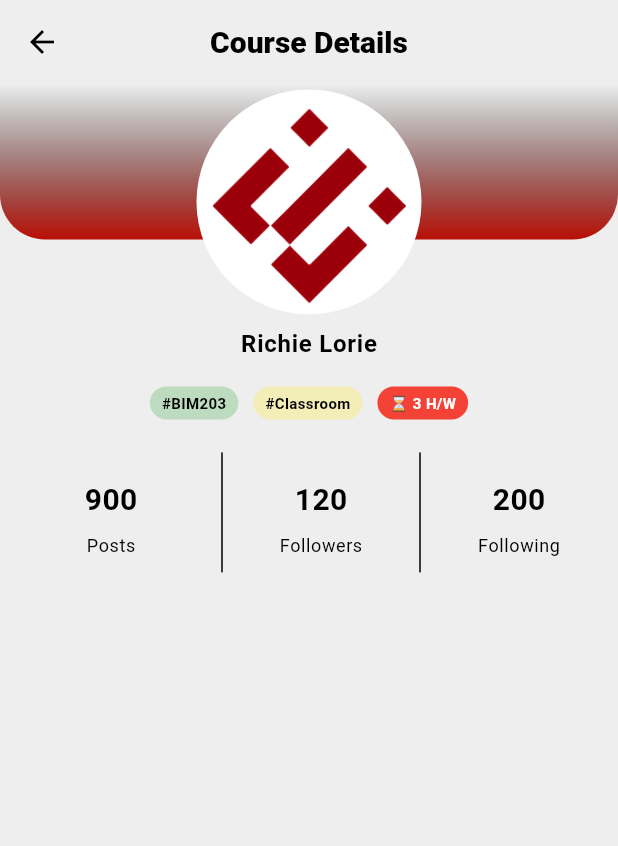
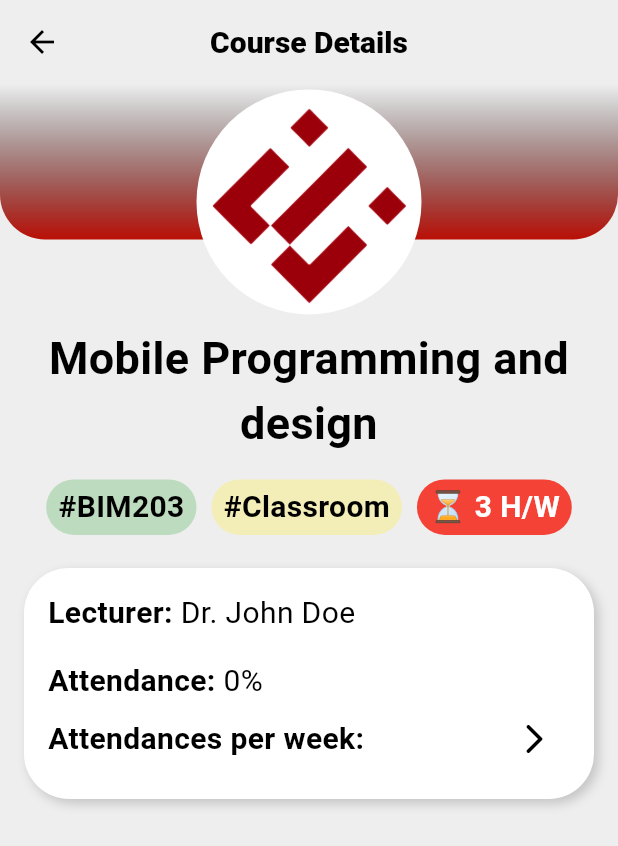
Before and after one commit to RadwanH/estu_attendance_app, a Flutter app: the CourseDetailsScreen screen opened directly, on a phone screen of 412 x 824 dp. Shown: the top 846 px of the screen. Run offline on Flutter 3.47's test engine with Material 3 defaults, Android fonts, the phone set to English and light mode, and no system bars; our stand-ins replace bloc, cloud_firestore, equatable, firebase_auth, firebase_core, flutter_bloc and 1 more; accounts and stored records are empty; statements that could not run were skipped.

Commit message:
finish designing course screen and course weeks screen

```diff
--- a/lib/screens/home/views/course_details_screen.dart
+++ b/lib/screens/home/views/course_details_screen.dart
@@ -1,4 +1,7 @@
+import 'package:flutter/cupertino.dart';
 import 'package:flutter/material.dart';
+
+import 'course_weeks_grid_screen.dart';
 
 class CourseDetailsScreen extends StatelessWidget {
   const CourseDetailsScreen({Key? key}) : super(key: key);
@@ -28,15 +31,21 @@ class CourseDetailsScreen extends StatelessWidget {
               padding: const EdgeInsets.all(8.0),
               child: Column(
                 children: [
-                  Text(
-                    "Richie Lorie",
-                    style: Theme.of(context)
-                        .textTheme
-                        .bodyLarge
-                        ?.copyWith(fontWeight: FontWeight.bold),
+                  const Padding(
+                    padding: EdgeInsets.symmetric(horizontal: 8.0),
+                    child: Text(
+                      textAlign: TextAlign.center,
+                      "Mobile Programming and design",
+                      style: TextStyle(
+                        fontWeight: FontWeight.bold,
+                        fontSize: 30,
+                      ),
+                    ),
                   ),
                   const SizedBox(height: 16),
-                  Wrap(
+                  Padding(
+                    padding: const EdgeInsets.symmetric(horizontal: 8.0),
+                    child: Wrap(
                       children: [
                         Container(
                           margin: const EdgeInsets.only(bottom: 6),
@@ -54,7 +63,7 @@ class CourseDetailsScreen extends StatelessWidget {
                               style: TextStyle(
                                 color: Colors.black,
                                 fontWeight: FontWeight.bold,
-                              fontSize: 10,
+                                fontSize: 20,
                               ),
                             ),
                           ),
@@ -76,7 +85,7 @@ class CourseDetailsScreen extends StatelessWidget {
                               style: TextStyle(
                                 color: Colors.black,
                                 fontWeight: FontWeight.bold,
-                              fontSize: 10,
+                                fontSize: 20,
                               ),
                             ),
                           ),
@@ -97,15 +106,110 @@ class CourseDetailsScreen extends StatelessWidget {
                               style: TextStyle(
                                 color: Colors.white,
                                 fontWeight: FontWeight.bold,
-                              fontSize: 10,
+                                fontSize: 20,
                               ),
                             ),
                           ),
                         ),
                       ],
                     ),
+                  ),
                   const SizedBox(height: 16),
-                  const _ProfileInfoRow()
+                  // const CourseWeeks()
+                  Padding(
+                    padding: const EdgeInsets.symmetric(horizontal: 8.0),
+                    child: Container(
+                      decoration: BoxDecoration(
+                        color: Colors.white,
+                        borderRadius: BorderRadius.circular(30),
+                        boxShadow: [
+                          BoxShadow(
+                            color: Colors.grey.withOpacity(0.5),
+                            blurRadius: 5,
+                            offset: const Offset(3, 3),
+                          ),
+                        ],
+                      ),
+                      child: Padding(
+                        padding: const EdgeInsets.symmetric(
+                          horizontal: 16,
+                          vertical: 16,
+                        ),
+                        child: Column(
+                          crossAxisAlignment: CrossAxisAlignment.start,
+                          children: [
+                            const Row(
+                              children: [
+                                Text(
+                                  'Lecturer: ',
+                                  style: TextStyle(
+                                    color: Colors.black,
+                                    fontWeight: FontWeight.bold,
+                                    fontSize: 20,
+                                  ),
+                                ),
+                                Text(
+                                  'Dr. John Doe',
+                                  style: TextStyle(
+                                    color: Colors.black,
+                                    fontSize: 20,
+                                  ),
+                                ),
+                              ],
+                            ),
+                            const SizedBox(height: 16),
+                            const Row(
+                              children: [
+                                Text(
+                                  'Attendance:',
+                                  style: TextStyle(
+                                    color: Colors.black,
+                                    fontWeight: FontWeight.bold,
+                                    fontSize: 20,
+                                  ),
+                                ),
+                                Text(
+                                  ' 0%',
+                                  style: TextStyle(
+                                    color: Colors.black,
+                                    fontSize: 20,
+                                  ),
+                                ),
+                              ],
+                            ),
+                            Row(
+                              mainAxisAlignment: MainAxisAlignment.spaceBetween,
+                              children: [
+                                const Text(
+                                  'Attendances per week:',
+                                  style: TextStyle(
+                                    color: Colors.black,
+                                    fontWeight: FontWeight.bold,
+                                    fontSize: 20,
+                                  ),
+                                ),
+                                IconButton(
+                                  onPressed: () {
+                                    Navigator.push(
+                                      context,
+                                      MaterialPageRoute(
+                                        builder: (context) =>
+                                            CourseWeeksGridScreen(),
+                                      ),
+                                    );
+                                  },
+                                  icon: const Icon(
+                                    Icons.arrow_forward_ios_rounded,
+                                    color: Colors.black,
+                                  ),
+                                ),
+                              ],
+                            ),
+                          ],
+                        ),
+                      ),
+                    ),
+                  ),
                 ],
               ),
             ),
@@ -114,62 +218,6 @@ class CourseDetailsScreen extends StatelessWidget {
       ),
     );
   }
-}
-
-class _ProfileInfoRow extends StatelessWidget {
-  const _ProfileInfoRow({Key? key}) : super(key: key);
-
-  final List<ProfileInfoItem> _items = const [
-    ProfileInfoItem("Posts", 900),
-    ProfileInfoItem("Followers", 120),
-    ProfileInfoItem("Following", 200),
-  ];
-
-  @override
-  Widget build(BuildContext context) {
-    return Container(
-      height: 80,
-      constraints: const BoxConstraints(maxWidth: 400),
-      child: Row(
-        mainAxisAlignment: MainAxisAlignment.spaceEvenly,
-        children: _items
-            .map((item) => Expanded(
-                    child: Row(
-                  children: [
-                    if (_items.indexOf(item) != 0) const VerticalDivider(),
-                    Expanded(child: _singleItem(context, item)),
-                  ],
-                )))
-            .toList(),
-      ),
-    );
-  }
-
-  Widget _singleItem(BuildContext context, ProfileInfoItem item) => Column(
-        mainAxisAlignment: MainAxisAlignment.center,
-        children: [
-          Padding(
-            padding: const EdgeInsets.all(8.0),
-            child: Text(
-              item.value.toString(),
-              style: const TextStyle(
-                fontWeight: FontWeight.bold,
-                fontSize: 20,
-              ),
-            ),
-          ),
-          Text(
-            item.title,
-            style: Theme.of(context).textTheme.bodySmall,
-          )
-        ],
-      );
-}
-
-class ProfileInfoItem {
-  final String title;
-  final int value;
-  const ProfileInfoItem(this.title, this.value);
 }
 
 class _TopPortion extends StatelessWidget {
--- /dev/null
+++ b/lib/screens/home/views/course_weeks_grid_screen.dart
@@ -0,0 +1,63 @@
+import 'package:flutter/material.dart';
+
+class CourseWeeksGridScreen extends StatelessWidget {
+  const CourseWeeksGridScreen({
+    super.key,
+  });
+
+  @override
+  Widget build(BuildContext context) {
+    return Scaffold(
+      backgroundColor: Theme.of(context).colorScheme.surface,
+      appBar: AppBar(
+        centerTitle: true,
+        backgroundColor: Theme.of(context).colorScheme.surface,
+        title: const Text('Course Weeks',
+            style: TextStyle(
+              fontWeight: FontWeight.w900,
+              fontSize: 20,
+            )),
+      ),
+      body: Padding(
+        padding: const EdgeInsets.symmetric(horizontal: 16.0),
+        child: GridView.builder(
+            gridDelegate: const SliverGridDelegateWithFixedCrossAxisCount(
+              crossAxisCount: 3,
+              crossAxisSpacing: 10,
+              mainAxisSpacing: 10,
+              // childAspectRatio: 9 / 16,
+            ),
+            itemBuilder: (context, index) {
+              return Material(
+                elevation: 3,
+                color: Theme.of(context).colorScheme.onPrimary,
+                borderRadius: BorderRadius.circular(30),
+                child: InkWell(
+                  borderRadius: BorderRadius.circular(30),
+                  onTap: () {
+                    // Navigator.push(
+                    //   context,
+                    //   MaterialPageRoute(
+                    //     builder: (context) {
+                    //       return CourseDetailsScreen();
+                    //     },
+                    //   ),
+                    // );
+                  },
+                  child: Center(
+                    child: Text(
+                      'Week $index',
+                      style: const TextStyle(
+                        color: Colors.black,
+                        fontWeight: FontWeight.bold,
+                        fontSize: 20,
+                      ),
+                    ),
+                  ),
+                ),
+              );
+            }),
+      ),
+    );
+  }
+}
```
Lines whose indentation alone changed are shown as unchanged.
